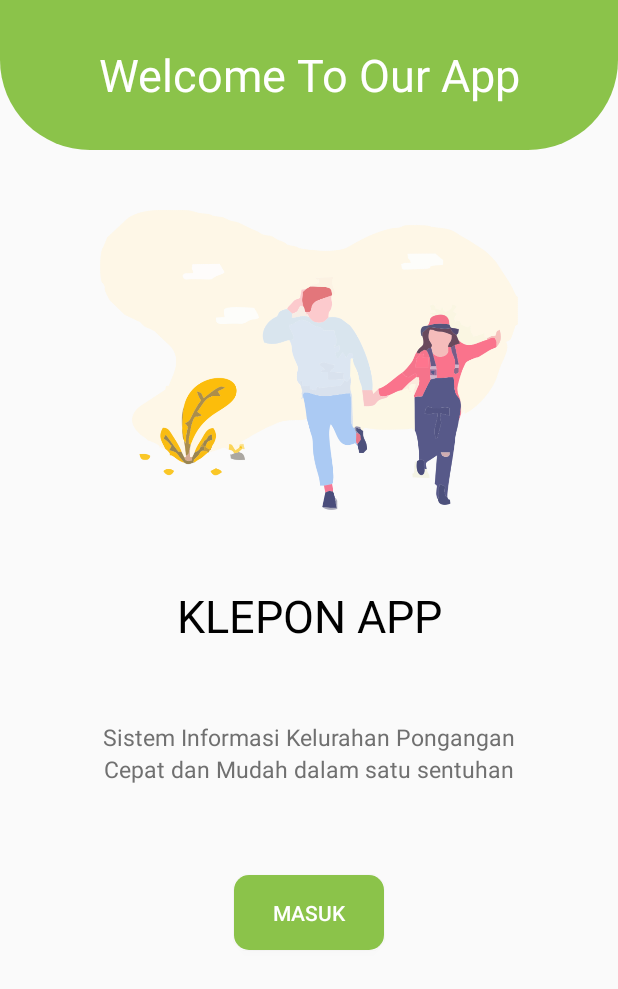
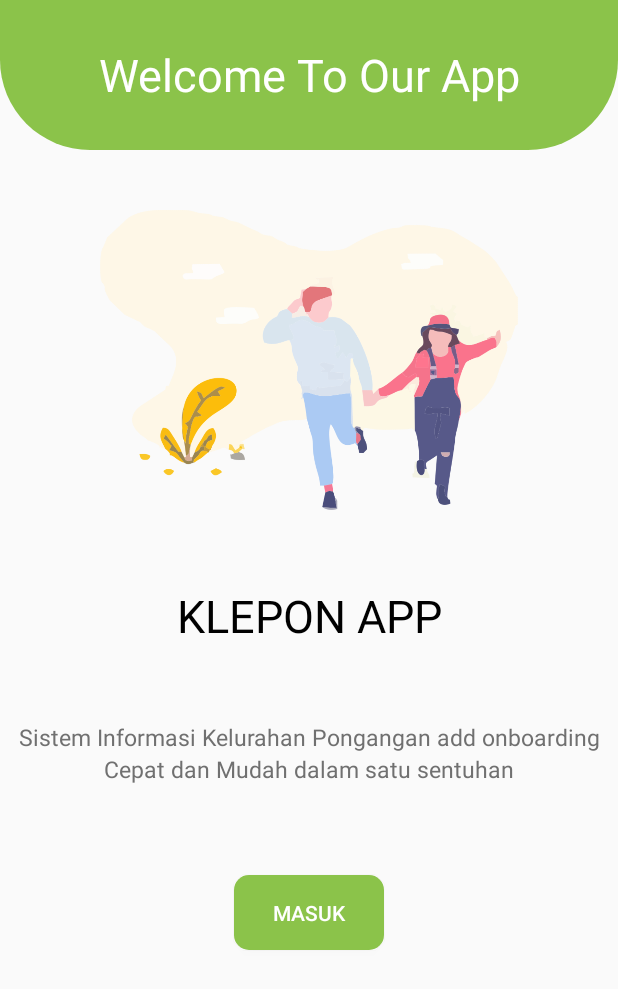
Before and after one commit to SeptianRin/SiKepo, an Android app: the screen it shows after launch (MainActivity), on a phone screen of 412 x 824 dp. Shown: the top 989 px of the screen. Run offline under Robolectric (Android 15) with nearby library versions, the phone set to English and light mode, and no system bars.

```diff
--- a/app/src/main/res/layout/activity_main.xml
+++ b/app/src/main/res/layout/activity_main.xml
@@ -48,7 +48,7 @@
     <TextView
         android:layout_width="match_parent"
         android:layout_height="wrap_content"
-        android:text="Sistem Informasi Kelurahan Pongangan"
+        android:text="Sistem Informasi Kelurahan Pongangan add onboarding"
         android:textSize="15sp"
         android:textColor="#707070"
         android:gravity="center"/>
```
